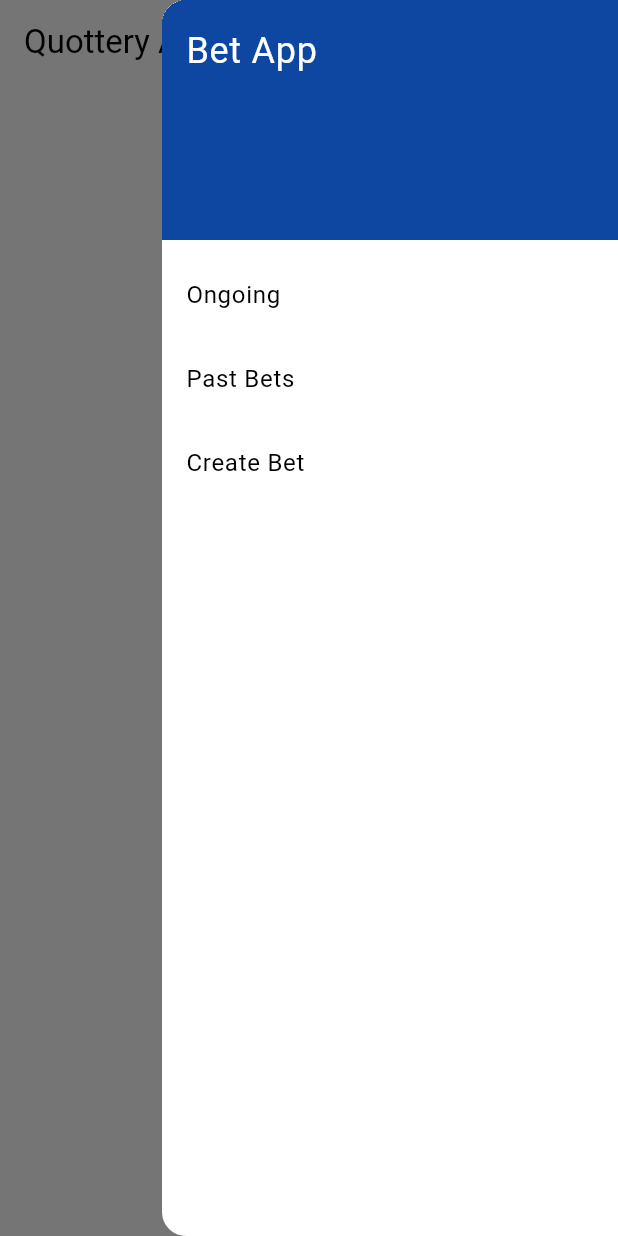
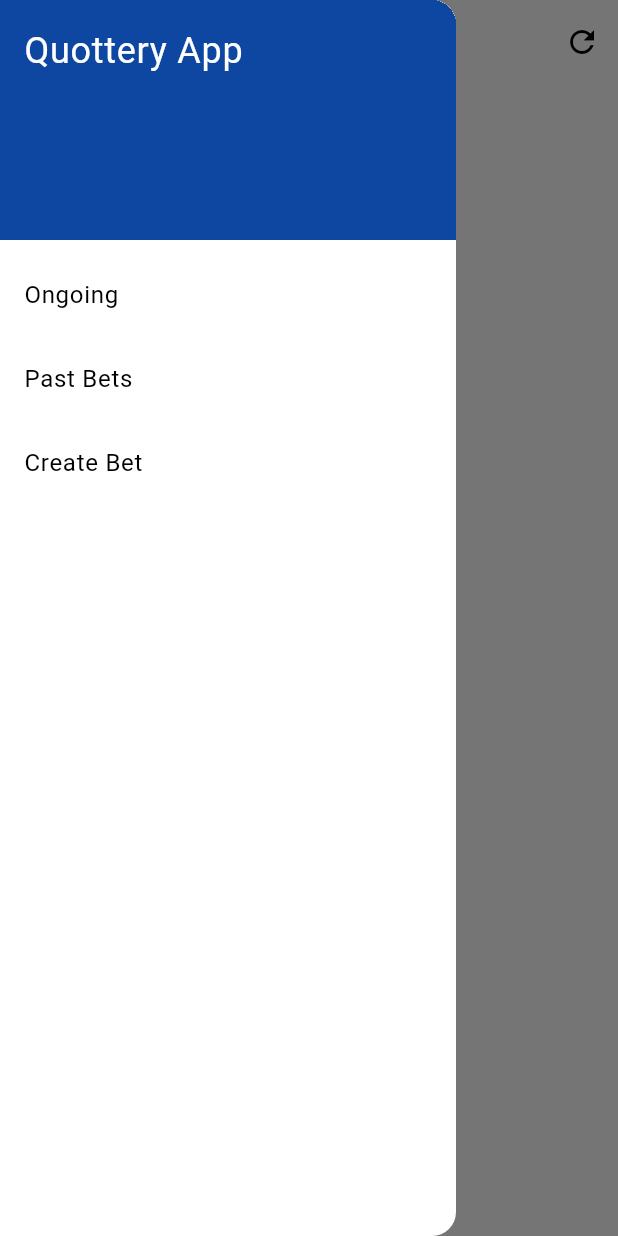
Before and after one commit to icyblob/betwebapp, a Flutter app: the screen it shows after launch, with the side drawer open, on a phone screen of 412 x 824 dp. Run offline on Flutter 3.47's test engine with Material 3 defaults, Android fonts, the phone set to English and light mode, and no system bars; network calls fail.

Commit message:
Misc fixes

```diff
--- a/lib/bet_home_page.dart
+++ b/lib/bet_home_page.dart
@@ -82,7 +82,7 @@ class _BetHomePageState extends State<BetHomePage>
           ),
         ],
       ),
-      endDrawer: isSmallScreen
+      drawer: isSmallScreen
           ? Drawer(
               child: ListView(
                 padding: EdgeInsets.zero,
@@ -92,7 +92,7 @@ class _BetHomePageState extends State<BetHomePage>
                       color: Colors.blue[900],
                     ),
                     child: const Text(
-                      'Bet App',
+                      'Quottery App',
                       style: TextStyle(
                         color: Colors.white,
                         // color: Color.fromRGBO(7, 21, 27, 1.0),
```
Also changed, not shown: lib/create_bet_form.dart (+17 -4 lines).
